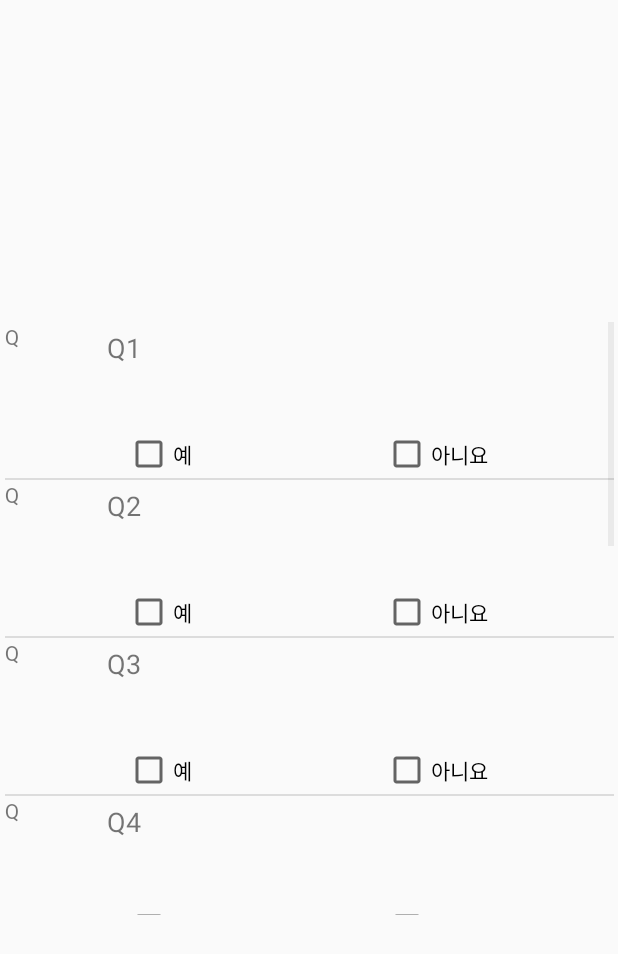
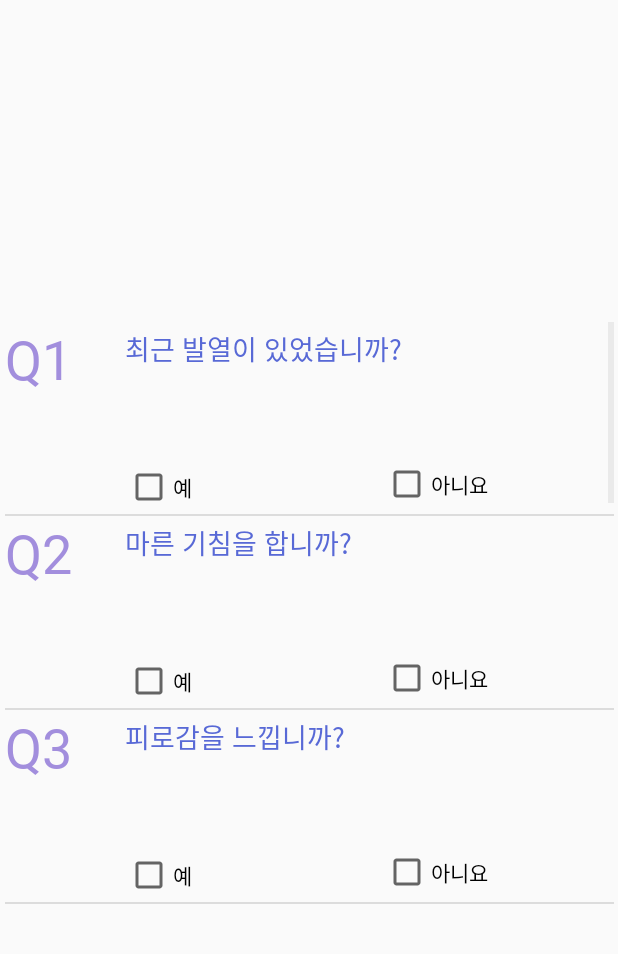
Before and after one commit to sunghyuk-seo/Todak, an Android app: the doubt_Corona1 screen opened directly, with no data from a screen before it, on a phone screen of 412 x 824 dp. Shown: the top 954 px of the screen. Run offline under Robolectric (Android 15) with nearby library versions, the phone set to English and light mode, and no system bars.

Commit message:
의심질병 check box item redesign

```diff
--- a/app/src/main/java/com/example/todak/doubt_Corona1.java
+++ b/app/src/main/java/com/example/todak/doubt_Corona1.java
@@ -55,8 +55,9 @@ public class doubt_Corona1 extends AppCompatActivity {
             TextView text =  (TextView)rowView.findViewById(R.id.corona_question);
             text.setText(questionNum[position]);
 
+            //Question Number set
             TextView QuestionNumber = (TextView)rowView.findViewById(R.id.QuestionNumber);
-            text.setText("Q" + (position+1));
+            QuestionNumber.setText("Q" + (position+1));
 
 
             return rowView;
--- a/app/src/main/res/layout/doubt_corona_list_item.xml
+++ b/app/src/main/res/layout/doubt_corona_list_item.xml
@@ -9,21 +9,23 @@
 
     <TextView
         android:id="@+id/corona_question"
-        android:layout_width="338dp"
-        android:layout_height="31dp"
-        android:text="TextView"
+        android:layout_width="326dp"
+        android:layout_height="52dp"
+        android:fontFamily="@font/dream"
+        android:text="질문"
+        android:textColor="#5869D6"
         android:textSize="18sp"
         app:layout_constraintBottom_toBottomOf="parent"
         app:layout_constraintEnd_toEndOf="parent"
         app:layout_constraintHorizontal_bias="1.0"
         app:layout_constraintStart_toStartOf="parent"
         app:layout_constraintTop_toTopOf="parent"
-        app:layout_constraintVertical_bias="0.068" />
+        app:layout_constraintVertical_bias="0.049" />
 
     <CheckBox
         android:id="@+id/yes"
-        android:layout_width="wrap_content"
-        android:layout_height="wrap_content"
+        android:layout_width="51dp"
+        android:layout_height="36dp"
         android:layout_marginStart="80dp"
 
         android:layout_marginTop="36dp"
@@ -48,13 +50,14 @@
 
     <TextView
         android:id="@+id/QuestionNumber"
-        android:layout_width="47dp"
-        android:layout_height="29dp"
+        android:layout_width="96dp"
+        android:layout_height="52dp"
+        android:fontFamily="@font/dream"
         android:text="Q"
-        tools:layout_editor_absoluteX="12dp"
-        tools:layout_editor_absoluteY="50dp"
-        android:fontFamily="@font/dream"
-        />
+        android:textColor="#A28EDD"
+        android:textSize="36dp"
+        tools:layout_editor_absoluteX="16dp"
+        tools:layout_editor_absoluteY="34dp" />
 
 
 </androidx.constraintlayout.widget.ConstraintLayout>
```
